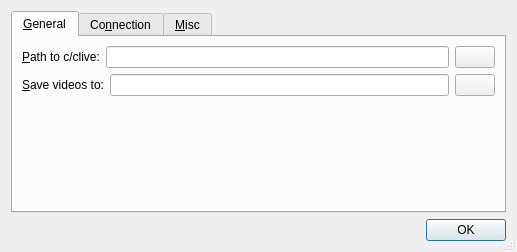
Above: rc/prefsdlg.ui from guendto/abby before the change. Below: the same form after it.
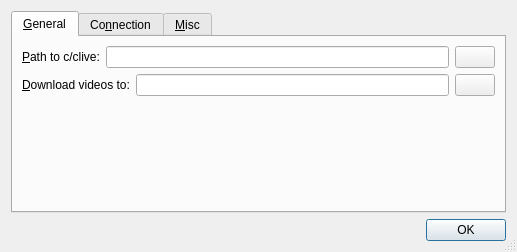
That is the form after the change. Icons and pictures are not drawn.

Commit message: Tweak prefs savedir label.

Diff of the .ui file:
```diff
--- a/rc/prefsdlg.ui
+++ b/rc/prefsdlg.ui
@@ -80,7 +80,7 @@
          <item>
           <widget class="QLabel" name="label" >
            <property name="text" >
-            <string>&amp;Save videos to:</string>
+            <string>&amp;Download videos to:</string>
            </property>
            <property name="buddy" >
             <cstring>savedirEdit</cstring>
```
